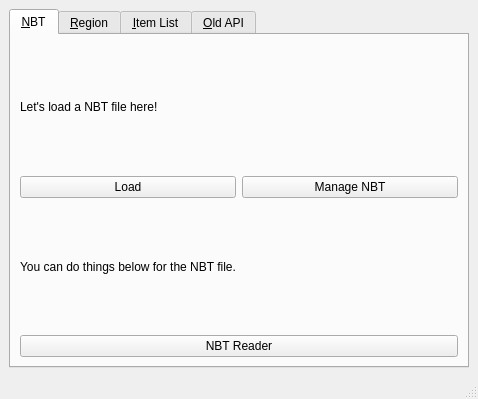
Qt form src/qt/mainwindow.ui (DreamHelium/dhlrc) before a commit.
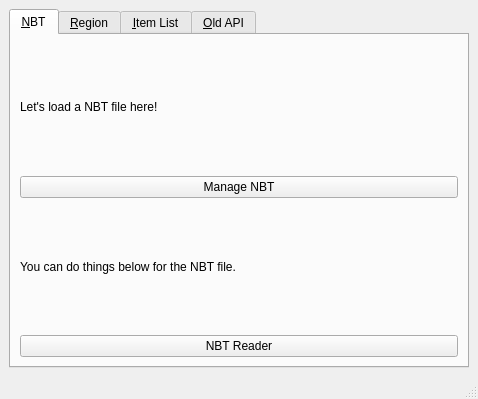
The same form after that commit. The open tabs and pages were chosen to show the change.

The edit to the form file:
```diff
--- a/src/qt/mainwindow.ui
+++ b/src/qt/mainwindow.ui
@@ -37,14 +37,7 @@
           <item>
            <layout class="QHBoxLayout" name="horizontalLayout_4">
             <item>
-             <widget class="QPushButton" name="pushButton">
-              <property name="text">
-               <string>Load</string>
-              </property>
-             </widget>
-            </item>
-            <item>
-             <widget class="QPushButton" name="pushButton_2">
+             <widget class="QPushButton" name="manageBtn">
               <property name="text">
                <string>Manage NBT</string>
               </property>
```
Left out of the diff: 2 changed lines with no effect on the pictures.
